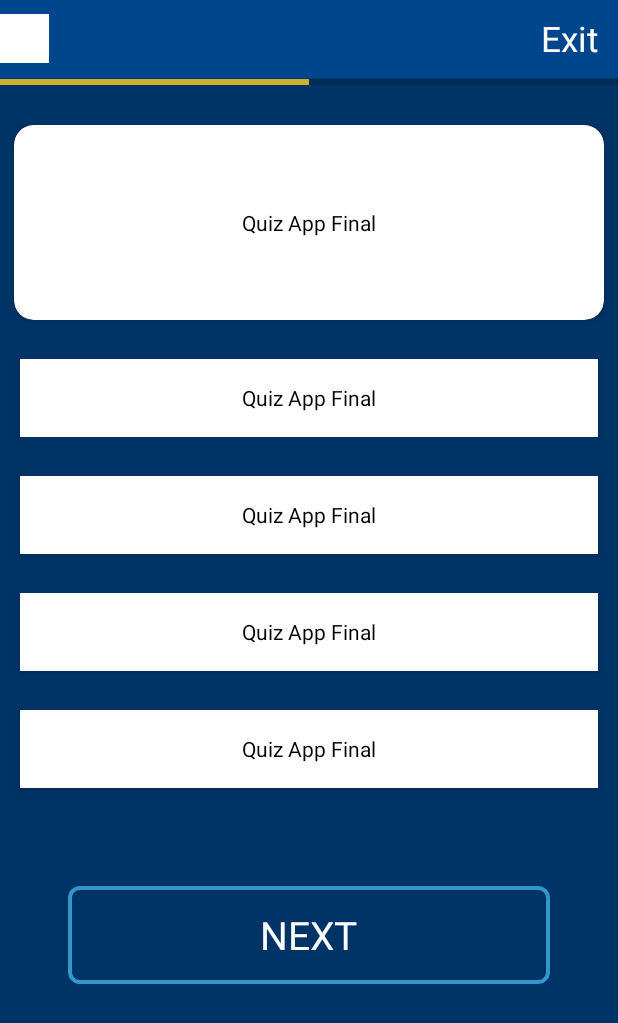
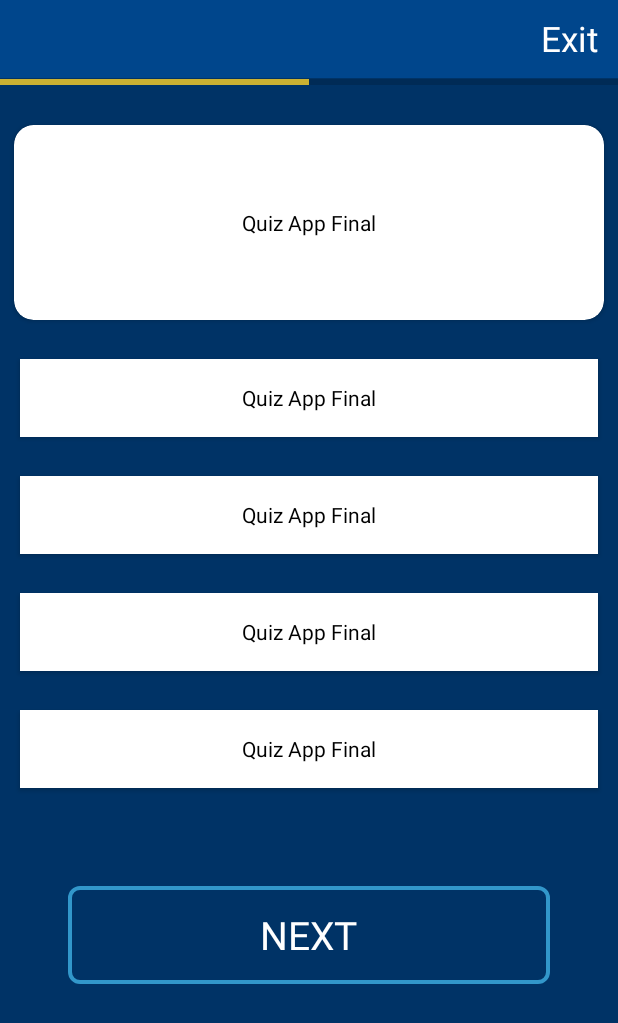
Before and after one commit to tonysodeep/QuizAppFinal, an Android app: the screen it shows after launch (DashboardActivity), on a phone screen of 412 x 824 dp. Shown: the top 1023 px of the screen. Run offline under Robolectric (Android 15) with nearby library versions, the phone set to English and light mode, and no system bars; our stand-ins replace Firebase (no records; nobody signed in at launch, a user with empty details on screens opened directly), sdp/ssp sizes; libraries missing offline, so code that uses them is left out: com.sasank.roundedhorizontalprogress; plain views replace RoundedHorizontalProgressBar; 8 statements that could not run were skipped.

```diff
--- a/app/src/main/java/com/example/quizappfinal/DashboardActivity.java
+++ b/app/src/main/java/com/example/quizappfinal/DashboardActivity.java
@@ -4,6 +4,7 @@ import static com.example.quizappfinal.SplashActivity.list;
 
 import android.app.Dialog;
 import android.content.Intent;
+import android.net.wifi.p2p.WifiP2pDevice;
 import android.os.Bundle;
 import android.os.CountDownTimer;
 import android.util.Log;
@@ -19,6 +20,7 @@ import androidx.cardview.widget.CardView;
 
 import com.sasank.roundedhorizontalprogress.RoundedHorizontalProgressBar;
 
+import java.util.ArrayList;
 import java.util.Collections;
 import java.util.List;
 
@@ -34,6 +36,10 @@ public class DashboardActivity extends AppCompatActivity {
     int correctCount = 0;
     int wrongCount = 0;
     LinearLayout nextBtn;
+    TextView exitText;
+//    List<ModelClass> listsize;
+//    DataBaseHelper dataBaseHelper;
+
 
     @Override
     protected void onCreate(Bundle savedInstanceState) {
@@ -52,6 +58,12 @@ public class DashboardActivity extends AppCompatActivity {
         cardOfD.setBackgroundColor(getResources().getColor(R.color.white));
 
         nextBtn.setClickable(false);
+// lay list size
+//
+//       dataBaseHelper.getAllData().size();
+//
+//        listsize = new ArrayList<ModelClass>();
+//        Log.d("AAA", "list of data " + listsize.size());
 
         countDownTimer = new CountDownTimer(20000, 1000) {
             @Override
@@ -85,6 +97,15 @@ public class DashboardActivity extends AppCompatActivity {
             }
         }.start();
         setAllData();
+        exitText = findViewById(R.id.ic_exit);
+        exitText.setOnClickListener(new View.OnClickListener() {
+            @Override
+            public void onClick(View v) {
+                Intent intent = new Intent(DashboardActivity.this, SplashActivity.class);
+                startActivity(intent);
+                finish();
+            }
+        });
     }
 
     private void setAllData() {
--- a/app/src/main/res/layout/activity_dashboard.xml
+++ b/app/src/main/res/layout/activity_dashboard.xml
@@ -13,14 +13,6 @@
         android:layout_height="@dimen/_40sdp"
         android:background="#00468C">
 
-        <ImageView
-            android:id="@+id/ic_back"
-            android:layout_width="@dimen/_25sdp"
-            android:layout_height="@dimen/_25sdp"
-            android:layout_centerVertical="true"
-            android:background="@drawable/ic_launcher_background"
-            android:backgroundTint="@color/white"
-            app:tint="@color/white" />
 
         <TextView
             android:id="@+id/ic_exit"
```
